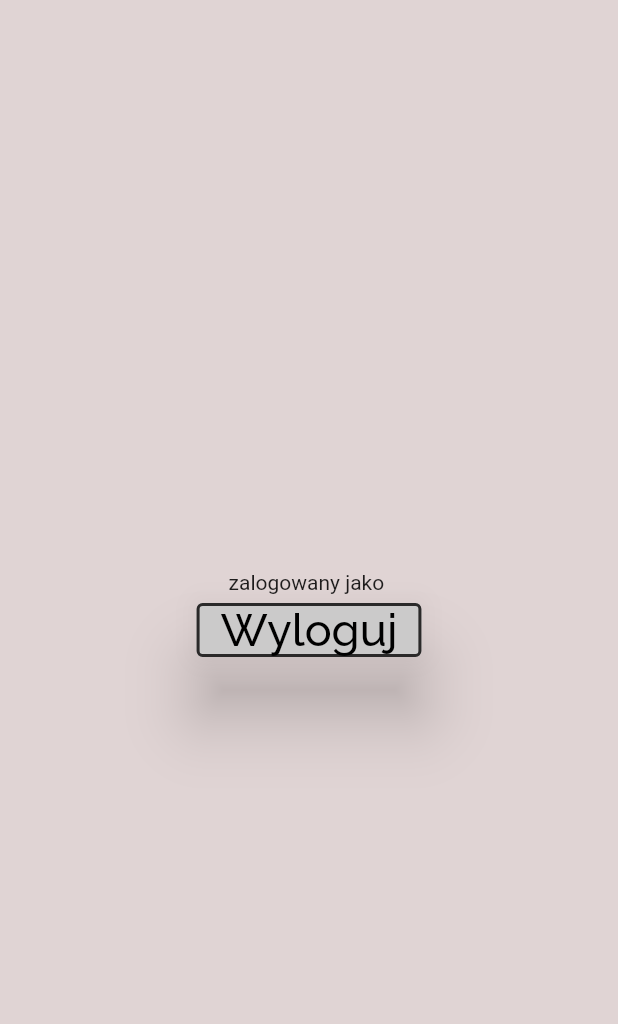
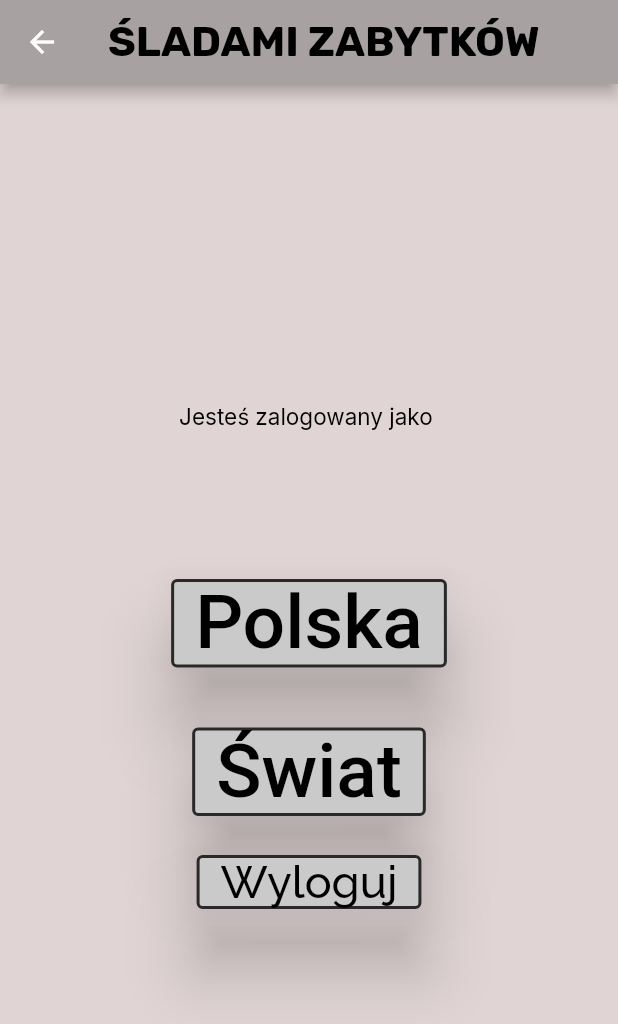
Before and after one commit to sandramachnikowska/sladami_zabytkow, a Flutter app: the screen it shows after launch, after a tap on "Wejdź", on a phone screen of 412 x 824 dp. Shown: the top 1024 px of the screen. Run offline on Flutter 3.47's test engine with Material 2 defaults, Android fonts, the light colour scheme and no system bars; our stand-ins replace firebase_auth, firebase_core, google_fonts; accounts and stored records are empty; network calls fail; Roboto replaces fonts that are missing (Grandstander).

Commit message:
Add buttons Polska/Swiat

```diff
--- a/lib/app/home/home_page.dart
+++ b/lib/app/home/home_page.dart
@@ -14,13 +14,63 @@ class HomePage extends StatelessWidget {
   Widget build(BuildContext context) {
     return Scaffold(
       backgroundColor: const Color.fromRGBO(224, 212, 212, 1),
+      appBar: AppBar(
+        backgroundColor: const Color.fromARGB(255, 168, 161, 161),
+        title: Text(
+          'ŚLADAMI ZABYTKÓW',
+          style: GoogleFonts.rubik(
+            fontSize: 28,
+            fontWeight: FontWeight.bold,
+            color: Colors.black,
+          ),
+        ),
+      ),
       body: Center(
         child: Column(
           mainAxisAlignment: MainAxisAlignment.center,
           children: [
             Text(
-              'zalogowany jako ${user.email}',
+              'Jesteś zalogowany jako ${user.email}',
+              style: GoogleFonts.inter(
+                fontSize: 15,
+                color: Colors.black,
+              ),
             ),
+            const SizedBox(height: 100),
+            ElevatedButton(
+              style: ElevatedButton.styleFrom(
+                backgroundColor: const Color.fromRGBO(203, 202, 202, 1),
+                side: const BorderSide(
+                    width: 2, color: Color.fromARGB(255, 42, 41, 41)),
+                elevation: 20,
+              ),
+              onPressed: () {},
+              child: Text(
+                'Polska',
+                style: GoogleFonts.grandstander(
+                  fontSize: 50,
+                  color: Colors.black,
+                ),
+              ),
+            ),
+            const SizedBox(height: 40),
+            ElevatedButton(
+              style: ElevatedButton.styleFrom(
+                backgroundColor: const Color.fromRGBO(203, 202, 202, 1),
+                side: const BorderSide(
+                    width: 2, color: Color.fromARGB(255, 42, 41, 41)),
+                elevation: 20,
+              ),
+              onPressed: () {},
+              child: Text(
+                'Świat',
+                style: GoogleFonts.grandstander(
+                  fontSize: 50,
+                  color: Colors.black,
+                ),
+              ),
+            ),
+            const SizedBox(height: 20),
             ElevatedButton(
               style: ElevatedButton.styleFrom(
                 backgroundColor: const Color.fromRGBO(203, 202, 202, 1),
--- a/lib/app/login/login_page2.dart
+++ b/lib/app/login/login_page2.dart
@@ -1,6 +1,7 @@
 import 'package:firebase_auth/firebase_auth.dart';
 
 import 'package:flutter/material.dart';
+import 'package:google_fonts/google_fonts.dart';
 
 class LoginPage2 extends StatefulWidget {
   LoginPage2({
@@ -21,15 +22,31 @@ class _LoginPage2State extends State<LoginPage2> {
   @override
   Widget build(BuildContext context) {
     return Scaffold(
+      backgroundColor: const Color.fromRGBO(224, 212, 212, 1),
+      appBar: AppBar(
+        backgroundColor: const Color.fromARGB(255, 168, 161, 161),
+        title: Text(
+          'ŚLADAMI ZABYTKÓW',
+          style: GoogleFonts.rubik(
+            fontSize: 28,
+            fontWeight: FontWeight.bold,
+            color: Colors.black,
+          ),
+        ),
+      ),
       body: Center(
         child: Padding(
           padding: const EdgeInsets.all(20.0),
           child: Column(
             mainAxisAlignment: MainAxisAlignment.center,
             children: [
-              Text(isCreatingAccount == true
-                  ? 'Zarejestruj się'
-                  : 'Zaloguj się'),
+              Text(
+                isCreatingAccount == true ? 'Zarejestruj się' : 'Zaloguj się',
+                style: GoogleFonts.inter(
+                  fontSize: 27,
+                  color: Colors.black,
+                ),
+              ),
               const SizedBox(height: 20),
               TextField(
                 controller: widget.emailController,
@@ -44,6 +61,12 @@ class _LoginPage2State extends State<LoginPage2> {
               Text(errorMessage),
               const SizedBox(height: 20),
               ElevatedButton(
+                style: ElevatedButton.styleFrom(
+                  backgroundColor: const Color.fromRGBO(203, 202, 202, 1),
+                  side: const BorderSide(
+                      width: 2, color: Color.fromARGB(255, 42, 41, 41)),
+                  elevation: 20,
+                ),
                 onPressed: () async {
                   if (isCreatingAccount == true) {
                     //rejestracja
@@ -77,9 +100,13 @@ class _LoginPage2State extends State<LoginPage2> {
                     password: widget.passwordController.text,
                   );
                 },
-                child: Text(isCreatingAccount == true
-                    ? 'Zarejestruj się'
-                    : 'Zaloguj się'),
+                child: Text(
+                  isCreatingAccount == true ? 'Zarejestruj się' : 'Zaloguj się',
+                  style: GoogleFonts.raleway(
+                    fontSize: 22,
+                    color: Colors.black,
+                  ),
+                ),
               ),
               const SizedBox(height: 20),
               if (isCreatingAccount == false) ...[
@@ -89,7 +116,13 @@ class _LoginPage2State extends State<LoginPage2> {
                       isCreatingAccount = true;
                     });
                   },
-                  child: const Text('Utwórz konto'),
+                  child: Text(
+                    'Utwórz konto',
+                    style: GoogleFonts.inter(
+                      fontSize: 15,
+                      color: Colors.black,
+                    ),
+                  ),
                 ),
               ],
               if (isCreatingAccount == true) ...[
@@ -99,7 +132,13 @@ class _LoginPage2State extends State<LoginPage2> {
                       isCreatingAccount = false;
                     });
                   },
-                  child: const Text('Masz już konto?'),
+                  child: Text(
+                    'Masz już konto?',
+                    style: GoogleFonts.inter(
+                      fontSize: 15,
+                      color: Colors.black,
+                    ),
+                  ),
                 ),
               ],
             ],
```
